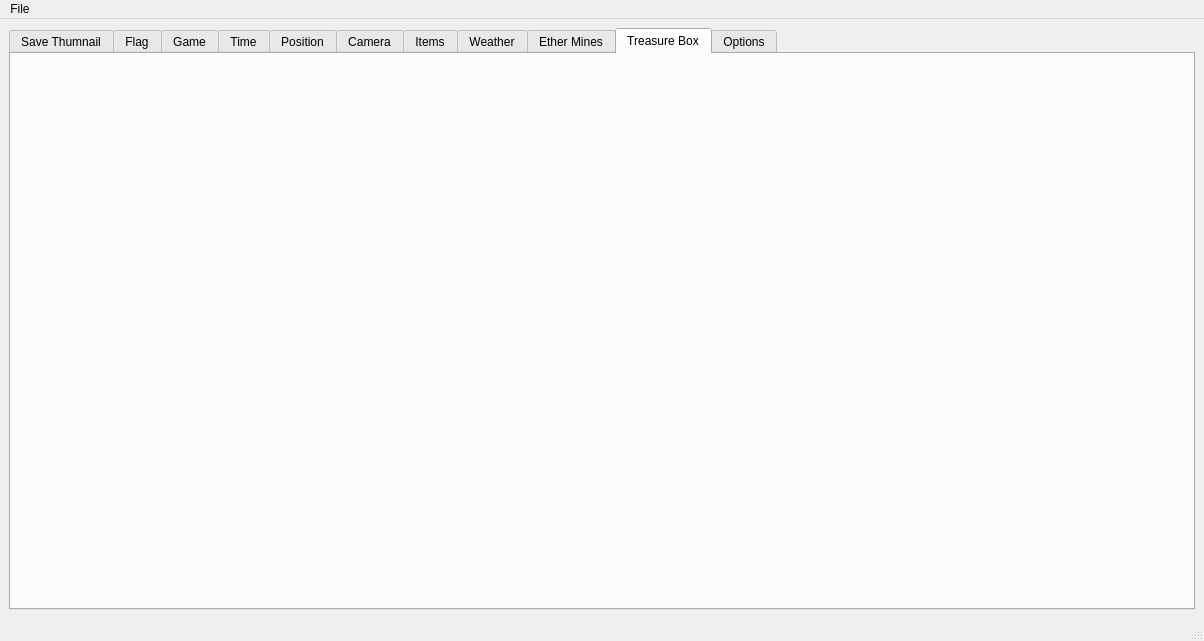
Above: gui/mainwindow.ui from enderslash1010/xc1-save-editor-cpp before the change. Below: the same form after it.
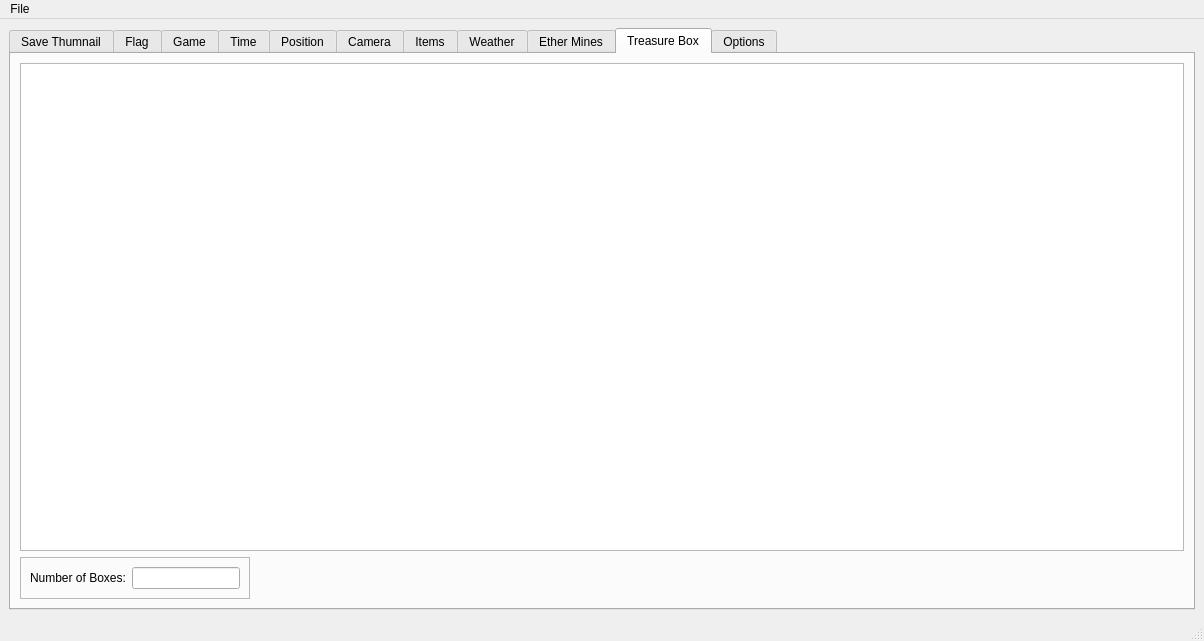
That is the form after the change. The open tabs and pages were chosen to show the change. Custom widgets are drawn as their Qt base class.

Commit message: add tbox and weapon tables

What changed in the file:
```diff
--- a/gui/mainwindow.ui
+++ b/gui/mainwindow.ui
@@ -1578,6 +1578,59 @@
        <attribute name="title">
         <string>Treasure Box</string>
        </attribute>
+       <layout class="QGridLayout" name="gridLayout_50">
+        <item row="1" column="0">
+         <widget class="QFrame" name="frame_50">
+          <property name="sizePolicy">
+           <sizepolicy hsizetype="Fixed" vsizetype="Preferred">
+            <horstretch>0</horstretch>
+            <verstretch>0</verstretch>
+           </sizepolicy>
+          </property>
+          <property name="frameShape">
+           <enum>QFrame::Shape::StyledPanel</enum>
+          </property>
+          <property name="frameShadow">
+           <enum>QFrame::Shadow::Raised</enum>
+          </property>
+          <layout class="QGridLayout" name="gridLayout_51">
+           <item row="0" column="0">
+            <widget class="QLabel" name="label_84">
+             <property name="text">
+              <string>Number of Boxes:</string>
+             </property>
+            </widget>
+           </item>
+           <item row="0" column="1">
+            <widget class="QExtendedLineEdit" name="TBOXBoxCount"/>
+           </item>
+          </layout>
+         </widget>
+        </item>
+        <item row="1" column="1">
+         <spacer name="horizontalSpacer_4">
+          <property name="orientation">
+           <enum>Qt::Orientation::Horizontal</enum>
+          </property>
+          <property name="sizeHint" stdset="0">
+           <size>
+            <width>40</width>
+            <height>20</height>
+           </size>
+          </property>
+         </spacer>
+        </item>
+        <item row="0" column="0" colspan="2">
+         <widget class="QExtendedTableWidget" name="TBOXArray">
+          <property name="sizeAdjustPolicy">
+           <enum>QAbstractScrollArea::SizeAdjustPolicy::AdjustIgnored</enum>
+          </property>
+          <attribute name="horizontalHeaderStretchLastSection">
+           <bool>false</bool>
+          </attribute>
+         </widget>
+        </item>
+       </layout>
       </widget>
       <widget class="QWidget" name="OPTDTab">
        <attribute name="title">
```
Left out of the diff: 48 changed lines with no effect on the pictures. The commit also changes 4 other files.
